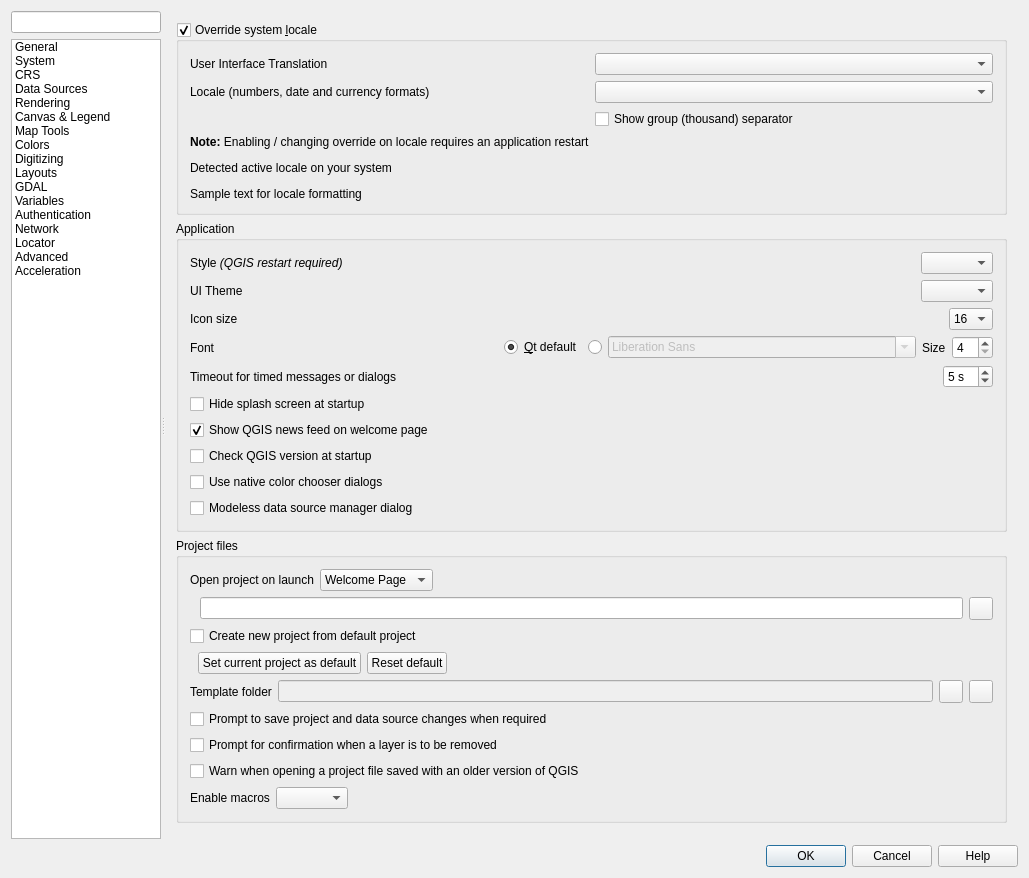
The window that src/ui/qgsoptionsbase.ui (qgis/QGIS) describes before a commit, drawn with Qt 5.
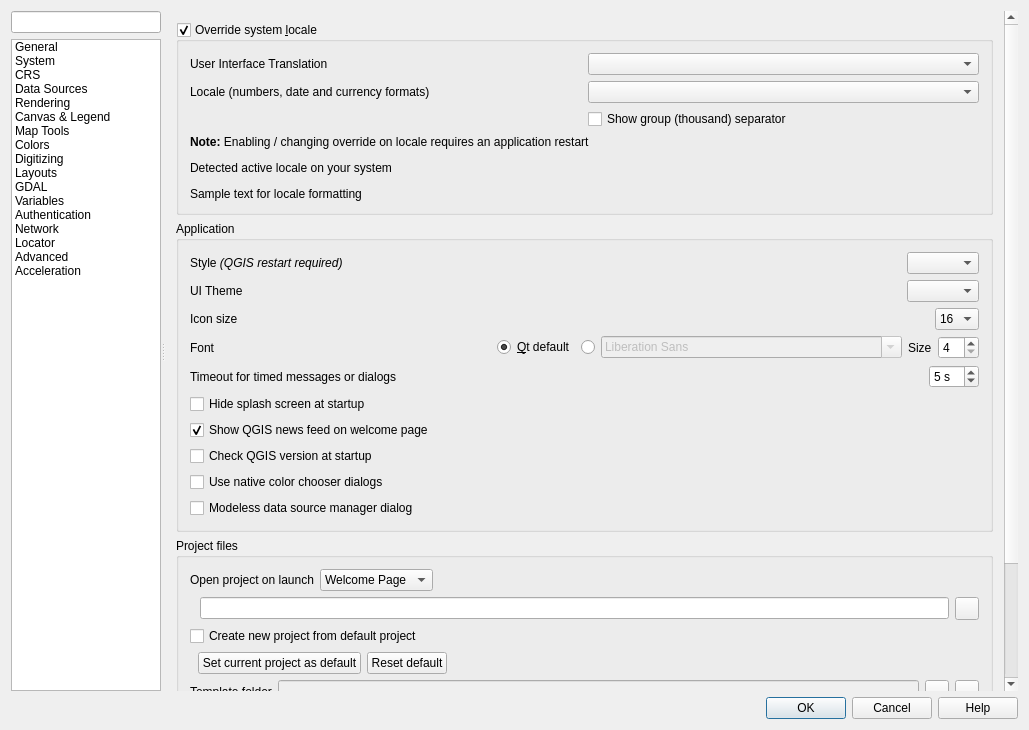
The same window after the commit. Icons and pictures are not drawn. Custom widgets are drawn as their Qt base class.

Commit message: reduce height of some dialogs to make them fit into small screens (fix #32021)

The edit to the form file:
```diff
--- a/src/ui/qgsoptionsbase.ui
+++ b/src/ui/qgsoptionsbase.ui
@@ -7,7 +7,7 @@
     <x>0</x>
     <y>0</y>
     <width>1029</width>
-    <height>878</height>
+    <height>730</height>
    </rect>
   </property>
   <property name="minimumSize">
@@ -361,8 +361,8 @@
                <rect>
                 <x>0</x>
                 <y>0</y>
-                <width>848</width>
-                <height>943</height>
+                <width>843</width>
+                <height>861</height>
                </rect>
               </property>
               <layout class="QVBoxLayout" name="verticalLayout_28">
```
Left out of the diff: 46 changed lines with no effect on the pictures. The commit also changes 3 other files.
